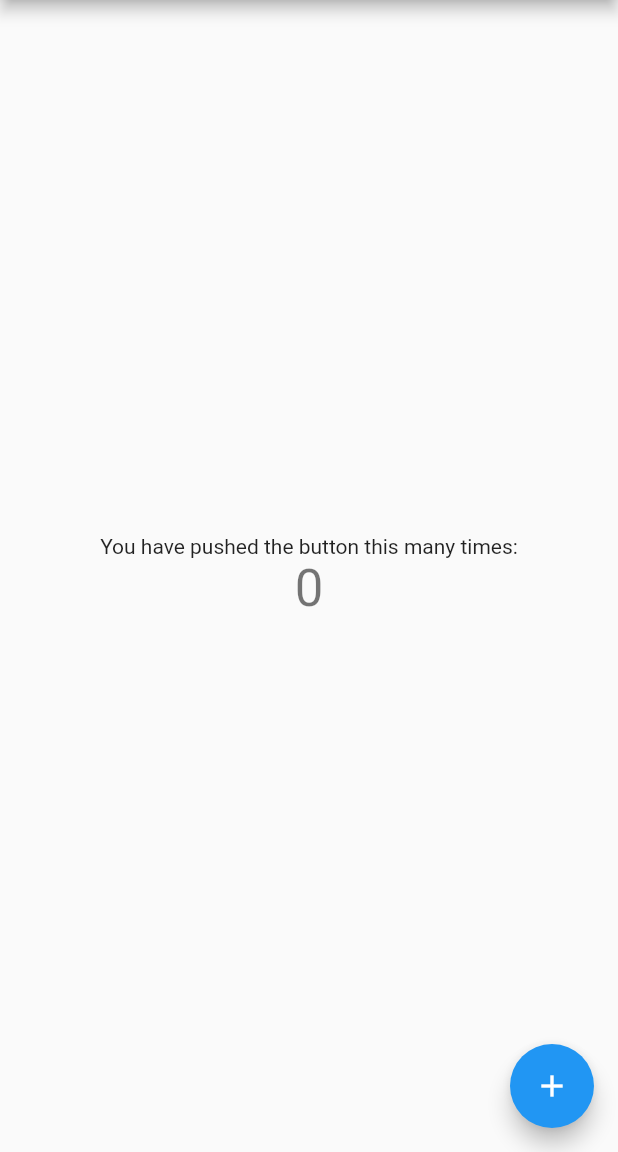
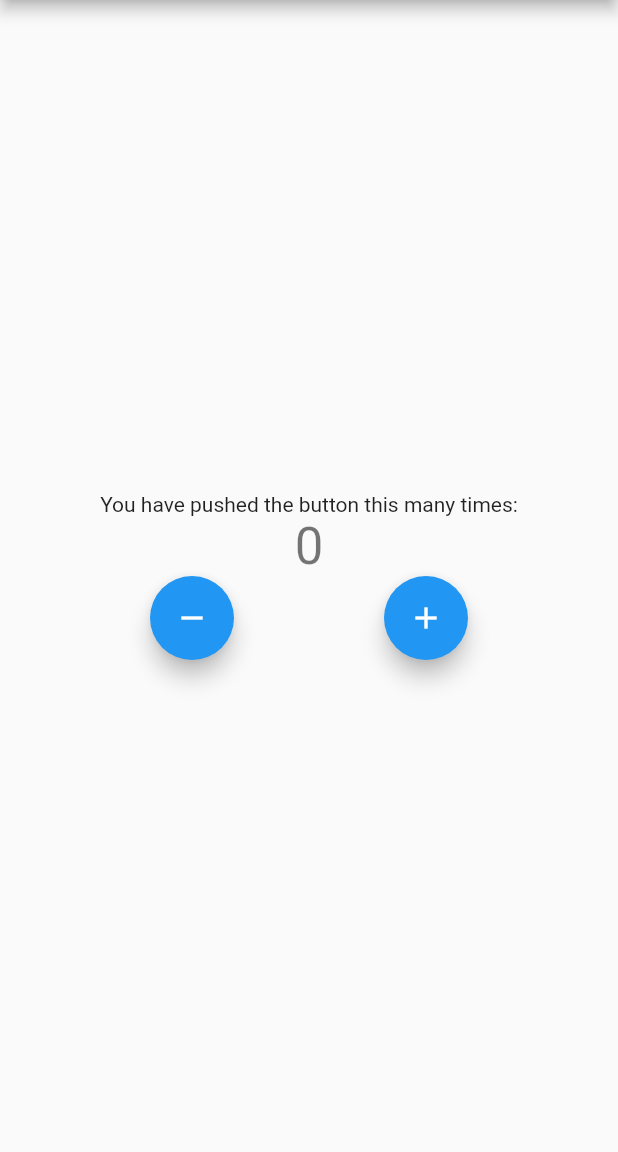
Before and after one commit to Pritam-deb/flutter_training, a Flutter app: the screen it shows after launch, on a phone screen of 412 x 824 dp, the part 84-1236 px from its top. Run offline on Flutter 3.47's test engine with Material 2 defaults, Android fonts, the phone set to English and light mode, and no system bars; our stand-ins replace bloc, flutter_bloc.

```diff
--- /dev/null
+++ b/lib/cubit/counter_cubit.dart
@@ -0,0 +1,10 @@
+import 'package:bloc/bloc.dart';
+import 'package:meta/meta.dart';
+
+part 'counter_state.dart';
+
+class CounterCubit extends Cubit<CounterState> {
+  CounterCubit() : super(CounterState(counterValue: 0));
+  void increment() => emit(CounterState(counterValue: state.counterValue! + 1));
+  void decrement() => emit(CounterState(counterValue: state.counterValue! - 1));
+}
--- /dev/null
+++ b/lib/cubit/counter_state.dart
@@ -0,0 +1,8 @@
+part of 'counter_cubit.dart';
+
+class CounterState {
+  int? counterValue;
+  CounterState({
+    @required this.counterValue,
+  });
+}
--- a/lib/main.dart
+++ b/lib/main.dart
@@ -1,4 +1,6 @@
 import 'package:flutter/material.dart';
+import 'package:traning_app/cubit/counter_cubit.dart';
+import 'package:flutter_bloc/flutter_bloc.dart';
 
 void main() {
   runApp(const MyApp());
@@ -7,39 +9,23 @@ void main() {
 class MyApp extends StatelessWidget {
   const MyApp({super.key});
 
-  // This widget is the root of your application.
   @override
   Widget build(BuildContext context) {
-    return MaterialApp(
-      title: 'Flutter Demo',
-      theme: ThemeData(
-        // This is the theme of your application.
-        //
-        // Try running your application with "flutter run". You'll see the
-        // application has a blue toolbar. Then, without quitting the app, try
-        // changing the primarySwatch below to Colors.green and then invoke
-        // "hot reload" (press "r" in the console where you ran "flutter run",
-        // or simply save your changes to "hot reload" in a Flutter IDE).
-        // Notice that the counter didn't reset back to zero; the application
-        // is not restarted.
-        primarySwatch: Colors.blue,
+    return BlocProvider(
+      create: (context) => CounterCubit(),
+      child: MaterialApp(
+        title: 'Flutter Demo',
+        theme: ThemeData(
+          primarySwatch: Colors.blue,
+        ),
+        home: const MyHomePage(title: 'Flutter Demo Home Page'),
       ),
-      home: const MyHomePage(title: 'Flutter Demo Home Page'),
     );
   }
 }
 
 class MyHomePage extends StatefulWidget {
   const MyHomePage({super.key, required this.title});
-
-  // This widget is the home page of your application. It is stateful, meaning
-  // that it has a State object (defined below) that contains fields that affect
-  // how it looks.
-
-  // This class is the configuration for the state. It holds the values (in this
-  // case the title) provided by the parent (in this case the App widget) and
-  // used by the build method of the State. Fields in a Widget subclass are
-  // always marked "final".
 
   final String title;
 
@@ -52,64 +38,57 @@ class _MyHomePageState extends State<MyHomePage> {
 
   void _incrementCounter() {
     setState(() {
-      // This call to setState tells the Flutter framework that something has
-      // changed in this State, which causes it to rerun the build method below
-      // so that the display can reflect the updated values. If we changed
-      // _counter without calling setState(), then the build method would not be
-      // called again, and so nothing would appear to happen.
       _counter++;
     });
   }
 
   @override
   Widget build(BuildContext context) {
-    // This method is rerun every time setState is called, for instance as done
-    // by the _incrementCounter method above.
-    //
-    // The Flutter framework has been optimized to make rerunning build methods
-    // fast, so that you can just rebuild anything that needs updating rather
-    // than having to individually change instances of widgets.
     return Scaffold(
       appBar: AppBar(
-        // Here we take the value from the MyHomePage object that was created by
-        // the App.build method, and use it to set our appbar title.
         title: Text(widget.title),
       ),
       body: Center(
-        // Center is a layout widget. It takes a single child and positions it
-        // in the middle of the parent.
         child: Column(
-          // Column is also a layout widget. It takes a list of children and
-          // arranges them vertically. By default, it sizes itself to fit its
-          // children horizontally, and tries to be as tall as its parent.
-          //
-          // Invoke "debug painting" (press "p" in the console, choose the
-          // "Toggle Debug Paint" action from the Flutter Inspector in Android
-          // Studio, or the "Toggle Debug Paint" command in Visual Studio Code)
-          // to see the wireframe for each widget.
-          //
-          // Column has various properties to control how it sizes itself and
-          // how it positions its children. Here we use mainAxisAlignment to
-          // center the children vertically; the main axis here is the vertical
-          // axis because Columns are vertical (the cross axis would be
-          // horizontal).
           mainAxisAlignment: MainAxisAlignment.center,
           children: <Widget>[
             const Text(
               'You have pushed the button this many times:',
             ),
-            Text(
-              '$_counter',
-              style: Theme.of(context).textTheme.headline4,
+            BlocBuilder<CounterCubit, CounterState>(
+              builder: (context, state) {
+                return Text(
+                  state.counterValue.toString(),
+                  style: Theme.of(context).textTheme.headline4,
+                );
+              },
+            ),
+            Row(
+              mainAxisAlignment: MainAxisAlignment.spaceEvenly,
+              children: [
+                FloatingActionButton(
+                  heroTag: Text('${widget.title}'),
+                  onPressed: () {
+                    BlocProvider.of<CounterCubit>(context).decrement();
+                    // context.bloc<CounterCubit>().decrement();
+                  },
+                  tooltip: 'Decrement',
+                  child: Icon(Icons.remove),
+                ),
+                FloatingActionButton(
+                  heroTag: Text('${widget.title} #2'),
+                  onPressed: () {
+                    BlocProvider.of<CounterCubit>(context).increment();
+                    // context.bloc<CounterCubit>().increment();
+                  },
+                  tooltip: 'Increment',
+                  child: Icon(Icons.add),
+                ),
+              ],
             ),
           ],
         ),
       ),
-      floatingActionButton: FloatingActionButton(
-        onPressed: _incrementCounter,
-        tooltip: 'Increment',
-        child: const Icon(Icons.add),
-      ), // This trailing comma makes auto-formatting nicer for build methods.
     );
   }
 }
--- a/pubspec.yaml
+++ b/pubspec.yaml
@@ -36,6 +36,8 @@ dependencies:
   # The following adds the Cupertino Icons font to your application.
   # Use with the CupertinoIcons class for iOS style icons.
   cupertino_icons: ^1.0.2
+  bloc: ^8.1.1
+  flutter_bloc: ^8.1.1
 
 dev_dependencies:
   flutter_test:
```
